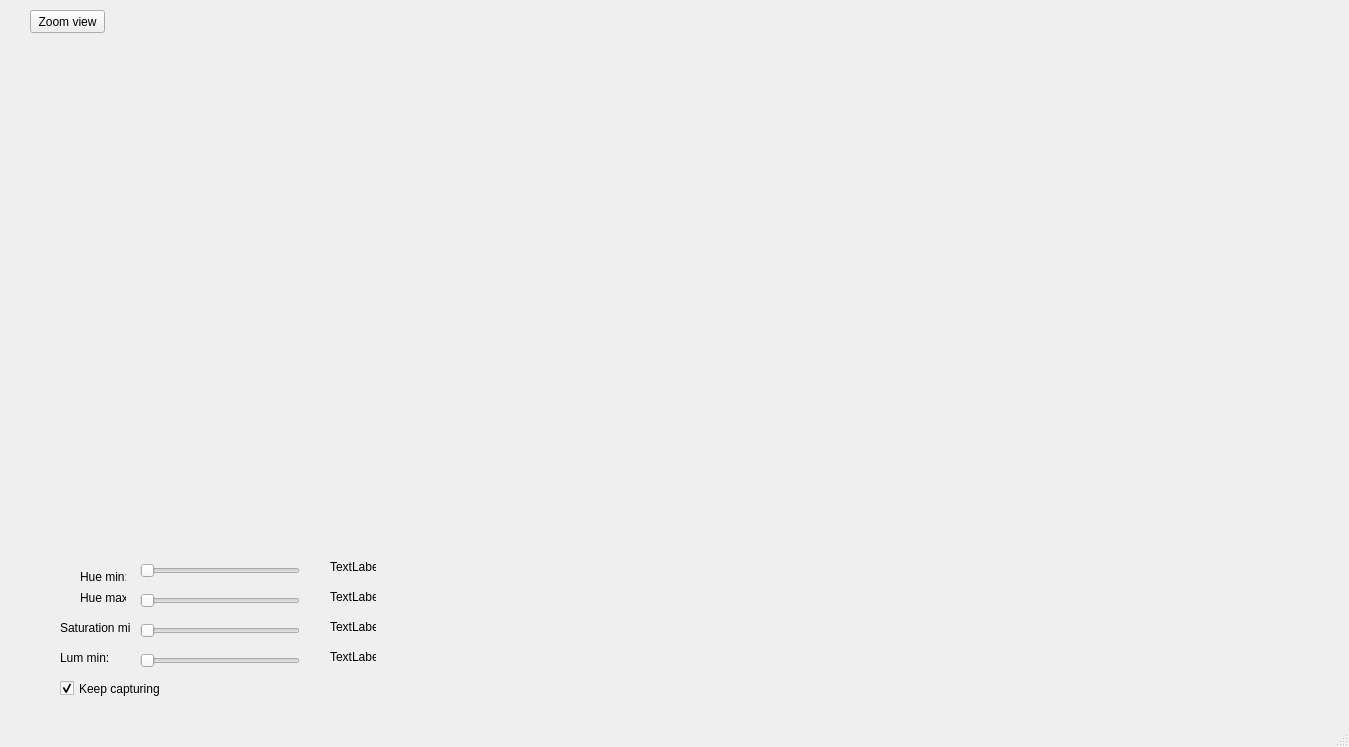
The window that main_window.ui (gstiebler/pyqtopencv) describes before a commit, drawn with Qt 5.
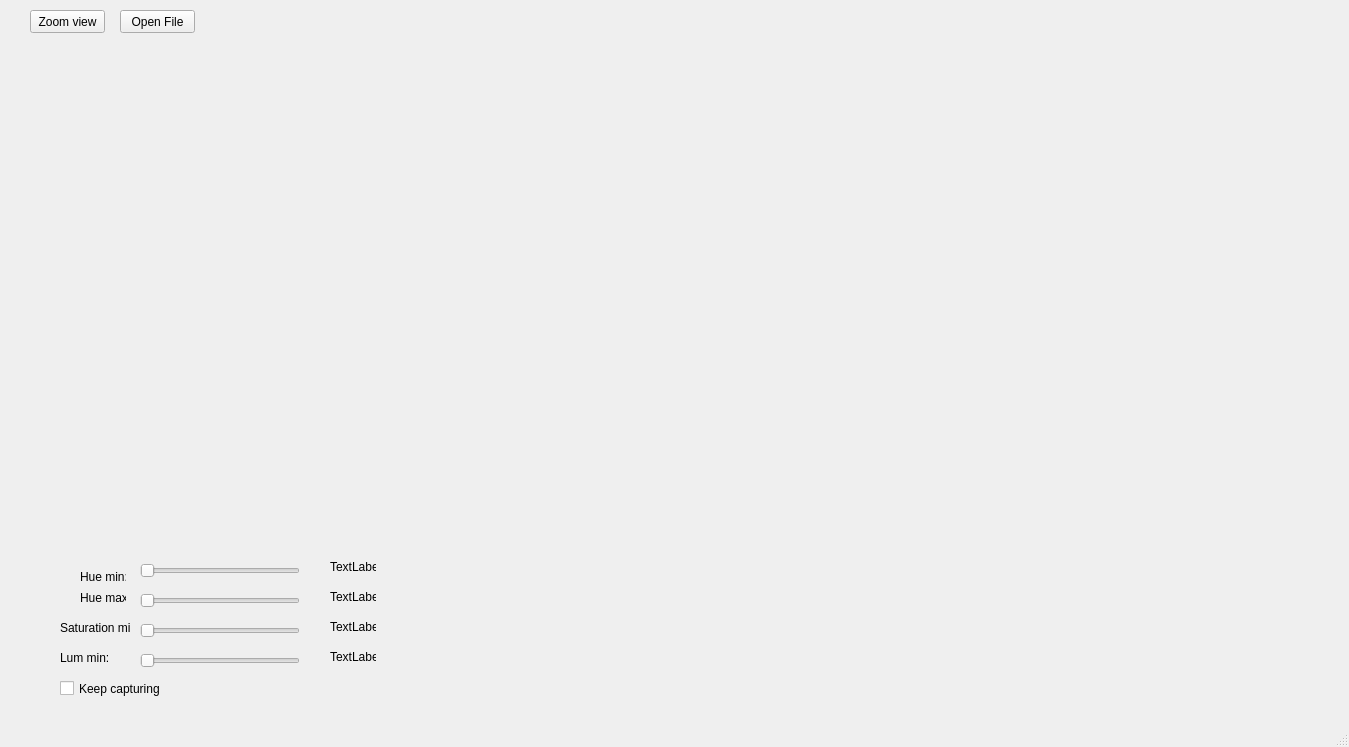
The same window after the commit.

```diff
--- a/main_window.ui
+++ b/main_window.ui
@@ -173,7 +173,7 @@
      <string>Keep capturing</string>
     </property>
     <property name="checked">
-     <bool>true</bool>
+     <bool>false</bool>
     </property>
    </widget>
    <widget class="QPushButton" name="zoomViewButton">
@@ -231,6 +231,19 @@
      <string>TextLabel</string>
     </property>
    </widget>
+   <widget class="QPushButton" name="btOpenFile">
+    <property name="geometry">
+     <rect>
+      <x>120</x>
+      <y>10</y>
+      <width>75</width>
+      <height>23</height>
+     </rect>
+    </property>
+    <property name="text">
+     <string>Open File</string>
+    </property>
+   </widget>
   </widget>
   <widget class="QMenuBar" name="menubar">
    <property name="geometry">
```
